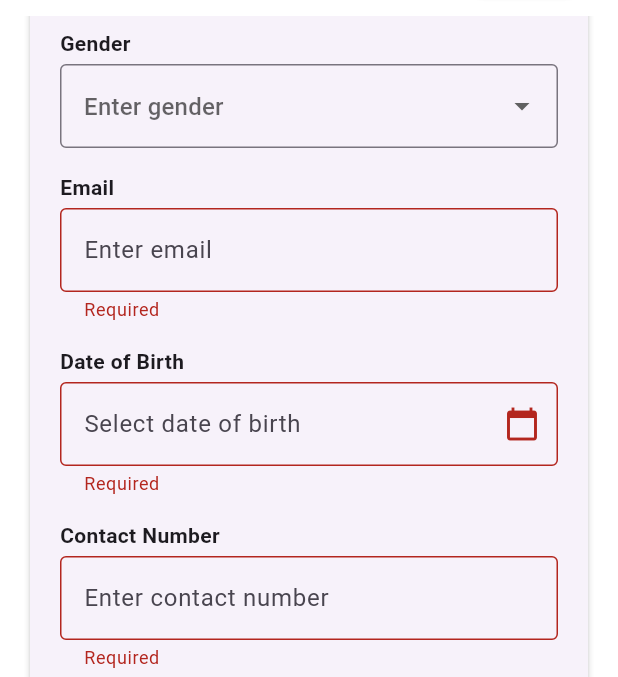
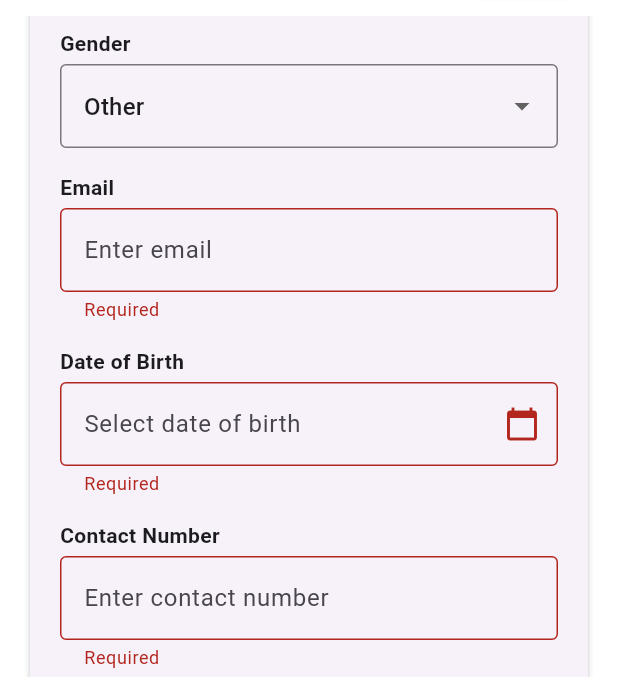
Before and after one commit to school-project-aait/InternLink-Frontend-Flutter, a Flutter app: the ProfileScreen screen opened directly, scrolled down 163 dp, after a tap on "Update Profile", on a phone screen of 412 x 824 dp, the part 95-772 px from its top. Run offline on Flutter 3.47's test engine with Material 3 defaults, Android fonts, the phone set to English and light mode, and no system bars; our stand-ins replace dio, flutter_riverpod, flutter_secure_storage, freezed_annotation, go_router; accounts and stored records are empty; network calls fail.

Commit message:
updated student profile

```diff
--- /dev/null
+++ b/lib/features/student/data/data_sources/user_remote_datasource.dart
@@ -0,0 +1,28 @@
+import 'dart:convert';
+import 'package:http/http.dart' as http;
+import '../models/user_model.dart';
+
+class UserRemoteDataSource {
+  final String baseUrl = 'https://your-api.com';
+
+  Future<UserModel> getUserProfile() async {
+    final response = await http.get(Uri.parse('$baseUrl/user/profile'));
+    if (response.statusCode == 200) {
+      return UserModel.fromJson(json.decode(response.body));
+    } else {
+      throw Exception('Failed to load user');
+    }
+  }
+
+  Future<void> updateUserProfile(UserModel user) async {
+    await http.put(
+      Uri.parse('$baseUrl/user/profile'),
+      headers: {'Content-Type': 'application/json'},
+      body: json.encode(user.toJson()),
+    );
+  }
+
+  Future<void> deleteUser() async {
+    await http.delete(Uri.parse('$baseUrl/user'));
+  }
+}
--- /dev/null
+++ b/lib/features/student/data/repositories/user_repository_impl.dart
@@ -0,0 +1,20 @@
+import '../../domain/entities/user.dart';
+import '../../domain/repositories/user_repository.dart';
+import '../data_sources/user_remote_datasource.dart';
+import '../models/user_model.dart';
+
+class UserRepositoryImpl implements UserRepository {
+  final UserRemoteDataSource remoteDataSource;
+
+  UserRepositoryImpl(this.remoteDataSource);
+
+  @override
+  Future<User> getUserProfile() => remoteDataSource.getUserProfile();
+
+  @override
+  Future<void> updateUserProfile(User user) =>
+      remoteDataSource.updateUserProfile(user as UserModel);
+
+  @override
+  Future<void> deleteUser() => remoteDataSource.deleteUser();
+}
--- /dev/null
+++ b/lib/features/student/domain/entities/user.dart
@@ -0,0 +1,19 @@
+class User {
+  final String fullName;
+  final String gender;
+  final String email;
+  final String dob;
+  final String contactNumber;
+  final String address;
+  final String password;
+
+  const User({
+    required this.fullName,
+    required this.gender,
+    required this.email,
+    required this.dob,
+    required this.contactNumber,
+    required this.address,
+    required this.password,
+  });
+}
--- /dev/null
+++ b/lib/features/student/domain/usecases/delete_user.dart
@@ -0,0 +1,9 @@
+import '../repositories/user_repository.dart';
+
+class DeleteUser {
+  final UserRepository repository;
+
+  DeleteUser(this.repository);
+
+  Future<void> call() => repository.deleteUser();
+}
--- /dev/null
+++ b/lib/features/student/domain/usecases/get_user_profile.dart
@@ -0,0 +1,10 @@
+import '../entities/user.dart';
+import '../repositories/user_repository.dart';
+
+class GetUserProfile {
+  final UserRepository repository;
+
+  GetUserProfile(this.repository);
+
+  Future<User> call() => repository.getUserProfile();
+}
--- /dev/null
+++ b/lib/features/student/domain/usecases/update_user_profile.dart
@@ -0,0 +1,10 @@
+import '../entities/user.dart';
+import '../repositories/user_repository.dart';
+
+class UpdateUserProfile {
+  final UserRepository repository;
+
+  UpdateUserProfile(this.repository);
+
+  Future<void> call(User user) => repository.updateUserProfile(user);
+}
--- /dev/null
+++ b/lib/features/student/presentation/providers/user_provider.dart
@@ -0,0 +1,34 @@
+import 'package:flutter/material.dart';
+import '../../data/data_sources/user_remote_datasource.dart';
+import '../../data/repositories/user_repository_impl.dart';
+import '../../domain/entities/user.dart';
+import '../../domain/usecases/get_user_profile.dart';
+import '../../domain/usecases/update_user_profile.dart';
+import '../../domain/usecases/delete_user.dart';
+
+class UserProvider extends ChangeNotifier {
+  final _repository = UserRepositoryImpl(UserRemoteDataSource());
+
+  User? user;
+  bool isLoading = false;
+
+  Future<void> fetchUser() async {
+    isLoading = true;
+    notifyListeners();
+    user = await GetUserProfile(_repository).call();
+    isLoading = false;
+    notifyListeners();
+  }
+
+  Future<void> updateUser(User updatedUser) async {
+    await UpdateUserProfile(_repository).call(updatedUser);
+    user = updatedUser;
+    notifyListeners();
+  }
+
+  Future<void> deleteUser() async {
+    await DeleteUser(_repository).call();
+    user = null;
+    notifyListeners();
+  }
+}
--- a/lib/features/student/presentation/screens/profile_sceen.dart
+++ b/lib/features/student/presentation/screens/profile_sceen.dart
@@ -1,5 +1,8 @@
 import 'package:flutter/material.dart';
 import 'package:intl/intl.dart';
+import 'package:provider/provider.dart';
+import '../../domain/entities/user.dart';
+import '../providers/user_provider.dart';
 
 class ProfileScreen extends StatefulWidget {
   const ProfileScreen({super.key});
@@ -18,9 +21,24 @@ class _ProfileScreenState extends State<ProfileScreen> {
   final contactController = TextEditingController();
   final addressController = TextEditingController();
 
-  String? selectedGender;
+  String selectedGender = 'Other';
 
-  bool isSubmitting = false;
+  @override
+  void initState() {
+    super.initState();
+    final userProvider = Provider.of<UserProvider>(context, listen: false);
+    userProvider.fetchUser().then((_) {
+      final user = userProvider.user;
+      if (user != null) {
+        nameController.text = user.fullName;
+        emailController.text = user.email;
+        dobController.text = user.dob;
+        contactController.text = user.contactNumber;
+        addressController.text = user.address;
+        selectedGender = user.gender;
+      }
+    });
+  }
 
   void _pickDate() async {
     final DateTime? picked = await showDatePicker(
@@ -35,52 +53,9 @@ class _ProfileScreenState extends State<ProfileScreen> {
     }
   }
 
-  void _submitForm() {
-    if (_formKey.currentState!.validate()) {
-      setState(() => isSubmitting = true);
-
-      Future.delayed(const Duration(seconds: 1), () {
-        setState(() => isSubmitting = false);
-        ScaffoldMessenger.of(context).showSnackBar(
-          const SnackBar(content: Text('Profile updated (simulated)')),
-        );
-      });
-    }
-  }
-
-  void _deleteAccount() {
-    showDialog(
-      context: context,
-      builder:
-          (_) => AlertDialog(
-            title: const Text('Confirm Delete'),
-            content: const Text(
-              'Are you sure you want to delete your account?',
-            ),
-            actions: [
-              TextButton(
-                onPressed: () => Navigator.pop(context),
-                child: const Text('Cancel'),
-              ),
-              ElevatedButton(
-                onPressed: () {
-                  Navigator.pop(context);
-                  ScaffoldMessenger.of(context).showSnackBar(
-                    const SnackBar(
-                      content: Text('Account deleted (simulated)'),
-                    ),
-                  );
-                },
-                style: ElevatedButton.styleFrom(backgroundColor: Colors.red),
-                child: const Text('Delete'),
-              ),
-            ],
-          ),
-    );
-  }
-
   @override
   Widget build(BuildContext context) {
+    final userProvider = Provider.of<UserProvider>(context);
     return Scaffold(
       backgroundColor: Colors.white,
       body: SafeArea(
@@ -162,10 +137,21 @@ class _ProfileScreenState extends State<ProfileScreen> {
                               obscureText: true,
                             ),
                             const SizedBox(height: 20),
-                            isSubmitting
-                                ? const CircularProgressIndicator()
-                                : ElevatedButton.icon(
-                                  onPressed: _submitForm,
+                            ElevatedButton.icon(
+                              onPressed: () {
+                                if (_formKey.currentState!.validate()) {
+                                  final updatedUser = User(
+                                    fullName: nameController.text,
+                                    gender: selectedGender,
+                                    email: emailController.text,
+                                    dob: dobController.text,
+                                    contactNumber: contactController.text,
+                                    address: addressController.text,
+                                    password: passwordController.text,
+                                  );
+                                  userProvider.updateUser(updatedUser);
+                                }
+                              },
                               icon: const Icon(
                                 Icons.save,
                                 color: Colors.blue,
@@ -184,7 +170,9 @@ class _ProfileScreenState extends State<ProfileScreen> {
                             ),
                             const SizedBox(height: 10),
                             OutlinedButton.icon(
-                              onPressed: _deleteAccount,
+                              onPressed: () {
+                                 userProvider.deleteUser();
+                                },
                               icon: const Icon(Icons.delete, color: Colors.red),
                               label: const Text(
                                 'Delete Account',
@@ -257,7 +245,12 @@ class _ProfileScreenState extends State<ProfileScreen> {
                           DropdownMenuItem(value: gender, child: Text(gender)),
                     )
                     .toList(),
-            onChanged: (value) => setState(() => selectedGender = value),
+            onChanged: (value) {
+                if (value != null) {
+                  setState(() => selectedGender = value);
+                }
+            },
+
             decoration: const InputDecoration(
               hintText: 'Enter gender',
               border: OutlineInputBorder(),
--- a/pubspec.yaml
+++ b/pubspec.yaml
@@ -39,6 +39,7 @@ dependencies:
   flutter_secure_storage: ^8.0.0
   go_router: ^13.0.0
   jwt_decoder: ^2.0.1
+  provider: ^6.1.0
 
 
   # The following adds the Cupertino Icons font to your application.
```
Also changed, not shown: lib/features/student/data/models/user_model.dart (added, +33 -0 lines), lib/features/student/domain/repositories/user_repository.dart (added, +7 -0 lines), pubspec.lock. Lines whose indentation alone changed are shown as unchanged.
